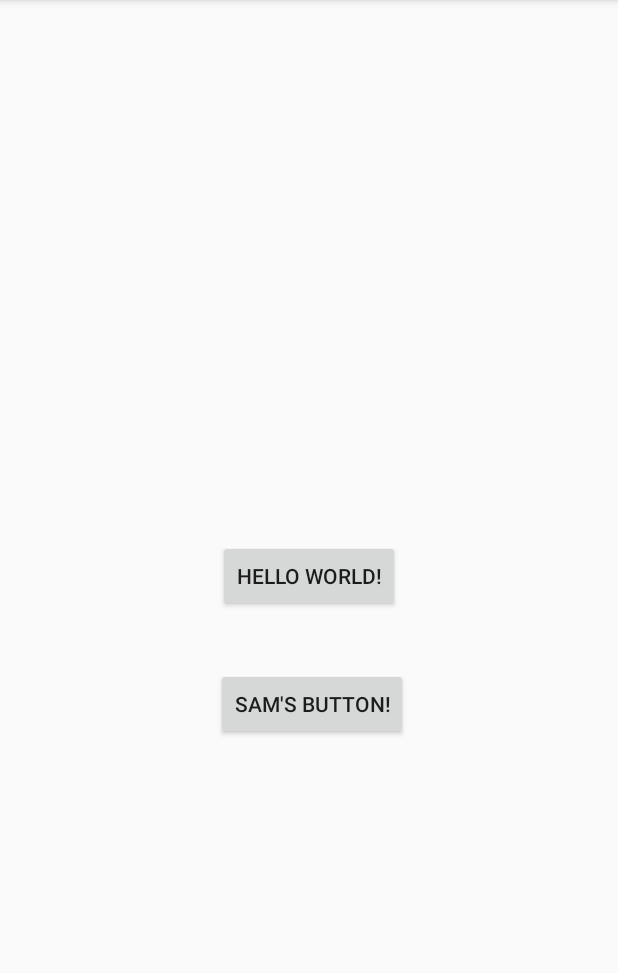
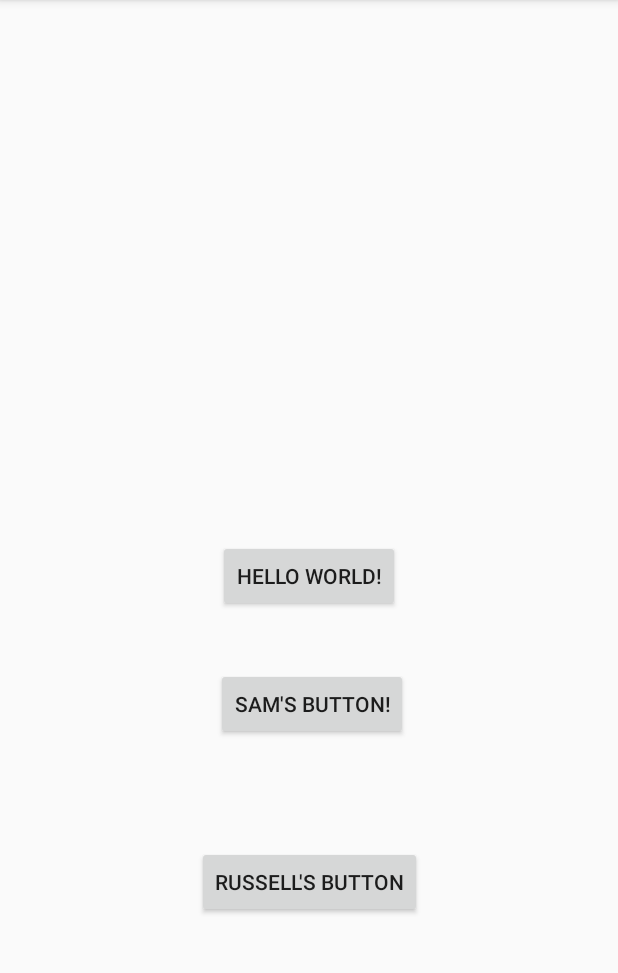
Before and after one commit to kevng2/Anabolix, an Android app: the screen it shows after launch (MainActivity), on a phone screen of 412 x 824 dp, the part 84-1057 px from its top. Run offline under Robolectric (Android 15) with nearby library versions, the phone set to English and light mode, and no system bars.

Commit message:
Added test Button (lewis)
Added test button

```diff
--- a/app/src/main/java/com/android/gang/anabolix/MainActivity.java
+++ b/app/src/main/java/com/android/gang/anabolix/MainActivity.java
@@ -10,6 +10,7 @@ import android.widget.Toast;
 public class MainActivity extends AppCompatActivity {
     private Button mKevinButton;
     private Button mSamButton;
+    private Button mLewisButton;
 
     @Override
     protected void onCreate(Bundle savedInstanceState) {
@@ -32,5 +33,13 @@ public class MainActivity extends AppCompatActivity {
                 Toast.makeText(MainActivity.this, "Hi, I'm Sam!", Toast.LENGTH_SHORT).show();
             }
         });
+
+        mLewisButton = findViewById(R.id.lewis_button);
+        mLewisButton.setOnClickListener(new View.OnClickListener() {
+            @Override
+            public void onClick(View v) {
+                Toast.makeText(MainActivity.this, "Hey, this is probably Lewis!", Toast.LENGTH_SHORT).show();
+            }
+        });
     }
 }
--- a/app/src/main/res/layout/activity_main.xml
+++ b/app/src/main/res/layout/activity_main.xml
@@ -30,4 +30,14 @@
         app:layout_constraintStart_toStartOf="parent"
         app:layout_constraintTop_toBottomOf="@+id/kevin_button" />
 
+    <Button
+        android:id="@+id/lewis_button"
+        android:layout_width="wrap_content"
+        android:layout_height="wrap_content"
+        android:text="Russell's Button"
+        app:layout_constraintBottom_toBottomOf="parent"
+        app:layout_constraintEnd_toEndOf="parent"
+        app:layout_constraintStart_toStartOf="parent"
+        app:layout_constraintTop_toBottomOf="@+id/kevin_button" />
+
 </androidx.constraintlayout.widget.ConstraintLayout>
```
